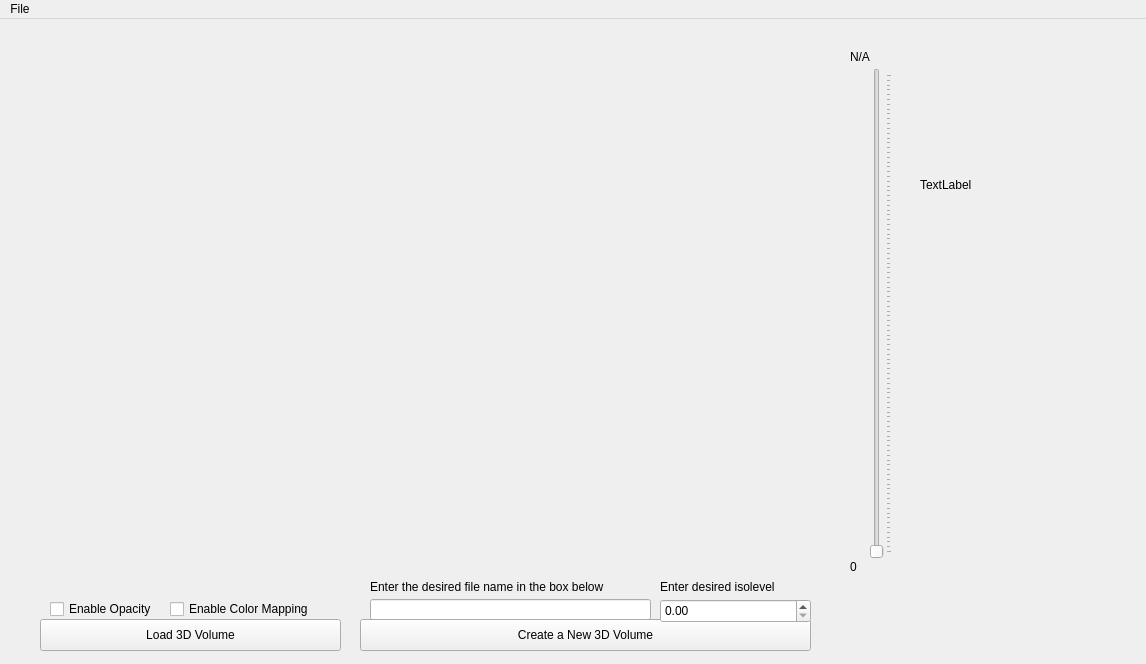
chloesnyder/CIS497, file forms/mainwindow.ui: the form before one commit.
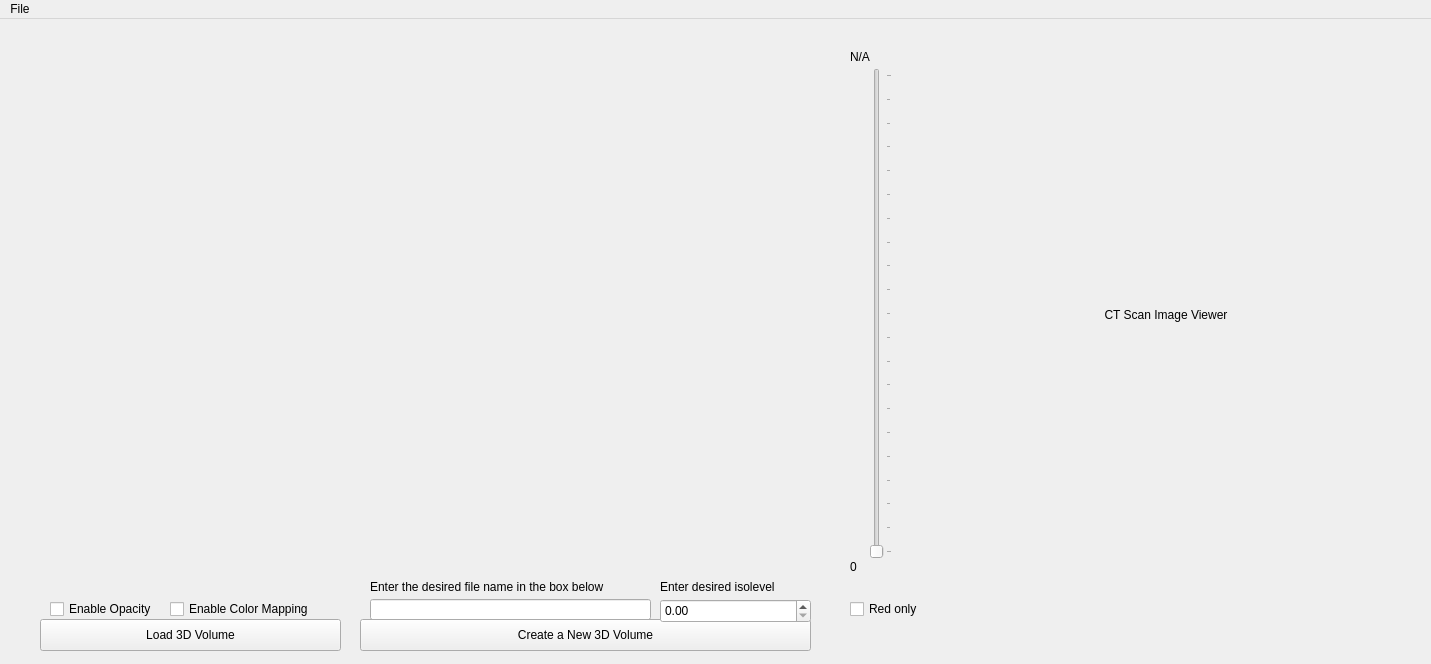
The form after the commit. Custom widgets are drawn as their Qt base class.

Commit message: Continue work on image scroller

What changed in the file:
```diff
--- a/forms/mainwindow.ui
+++ b/forms/mainwindow.ui
@@ -6,7 +6,7 @@
    <rect>
     <x>0</x>
     <y>0</y>
-    <width>1146</width>
+    <width>1431</width>
     <height>664</height>
    </rect>
   </property>
@@ -143,9 +143,21 @@
       <height>491</height>
      </rect>
     </property>
+    <property name="maximum">
+     <number>20</number>
+    </property>
+    <property name="singleStep">
+     <number>1</number>
+    </property>
     <property name="orientation">
      <enum>Qt::Vertical</enum>
     </property>
+    <property name="invertedAppearance">
+     <bool>false</bool>
+    </property>
+    <property name="invertedControls">
+     <bool>false</bool>
+    </property>
     <property name="tickPosition">
      <enum>QSlider::TicksBelow</enum>
     </property>
@@ -182,14 +194,30 @@
    <widget class="QLabel" name="ImageViewer">
     <property name="geometry">
      <rect>
-      <x>920</x>
-      <y>50</y>
-      <width>221</width>
-      <height>231</height>
+      <x>910</x>
+      <y>40</y>
+      <width>512</width>
+      <height>512</height>
      </rect>
     </property>
     <property name="text">
-     <string>TextLabel</string>
+     <string>CT Scan Image Viewer</string>
+    </property>
+    <property name="alignment">
+     <set>Qt::AlignCenter</set>
+    </property>
+   </widget>
+   <widget class="QCheckBox" name="redcheckbox">
+    <property name="geometry">
+     <rect>
+      <x>850</x>
+      <y>580</y>
+      <width>131</width>
+      <height>20</height>
+     </rect>
+    </property>
+    <property name="text">
+     <string>Red only</string>
     </property>
    </widget>
   </widget>
@@ -198,7 +226,7 @@
     <rect>
      <x>0</x>
      <y>0</y>
-     <width>1146</width>
+     <width>1431</width>
      <height>22</height>
     </rect>
    </property>
```
Left out of the diff: 33 changed lines with no effect on the pictures. The commit also changes 3 other files.
